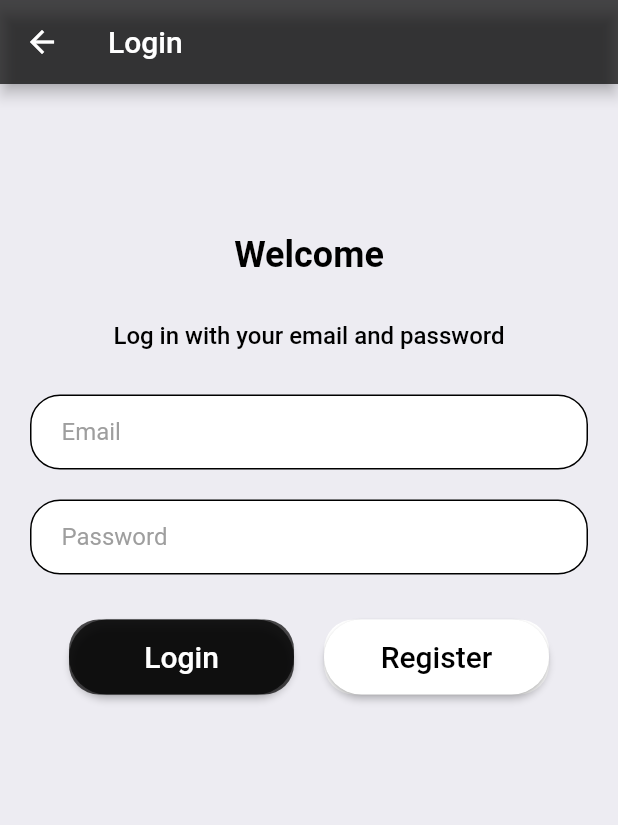
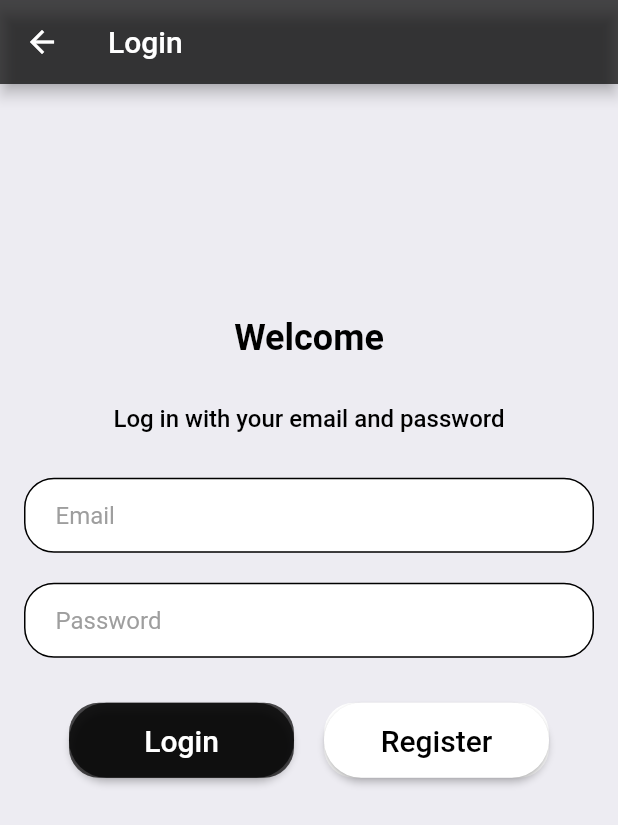
Before and after one commit to CESI-Pandev/pandasenp_flutter, a Flutter app: the screen it shows after launch, after a tap on "GET STARTED", on a phone screen of 412 x 824 dp. Shown: the top 825 px of the screen. Run offline on Flutter 3.47's test engine with Material 2 defaults, Android fonts, the light colour scheme and no system bars; our stand-ins replace envied; missing offline and left inert: directus, markdown_widget; generated files the repository leaves out were written again.

Commit message:
some design fixes

```diff
--- a/lib/view/pages/login.dart
+++ b/lib/view/pages/login.dart
@@ -55,11 +55,12 @@ class LoginPage extends StatelessWidget {
       ),
       body: SafeArea(
         child: Center(
+        child: SingleChildScrollView(
+          child: Padding(
+            padding: const EdgeInsets.all(16),
               child: Column(
+                mainAxisAlignment : MainAxisAlignment.center,
                 children: [
-              const SizedBox(
-                height: 100,
-              ),
                   const Text(
                     "Welcome",
                     style: TextStyle(
@@ -86,9 +87,7 @@ class LoginPage extends StatelessWidget {
                   // Form
 
                   // Email
-              Padding(
-                padding: const EdgeInsets.symmetric(horizontal: 20.0),
-                child: Container(
+                  Container(
                     decoration: BoxDecoration(
                       color: Colors.white,
                       border: Border.all(color: Colors.black),
@@ -111,16 +110,13 @@ class LoginPage extends StatelessWidget {
                       ),
                     ),
                   ),
-              ),
 
                   const SizedBox(
                     height: 20,
                   ),
 
                   // Password
-              Padding(
-                padding: const EdgeInsets.symmetric(horizontal: 20.0),
-                child: Container(
+                  Container(
                     decoration: BoxDecoration(
                       color: Colors.white,
                       border: Border.all(color: Colors.black),
@@ -140,7 +136,6 @@ class LoginPage extends StatelessWidget {
                         ),
                         style: const TextStyle(
                           color: Colors.black,
-                      ),
                         ),
                       ),
                     ),
@@ -213,7 +208,12 @@ class LoginPage extends StatelessWidget {
                       ),
                     ],
                   ),
+                  const SizedBox(
+                    height: 150,
+                  ),
                 ],
+              ),
+            ),
           ),
         ),
       ),
```
Also changed, not shown: lib/view/pages/app_base.dart (+11 -3 lines). Lines whose indentation alone changed are shown as unchanged.
